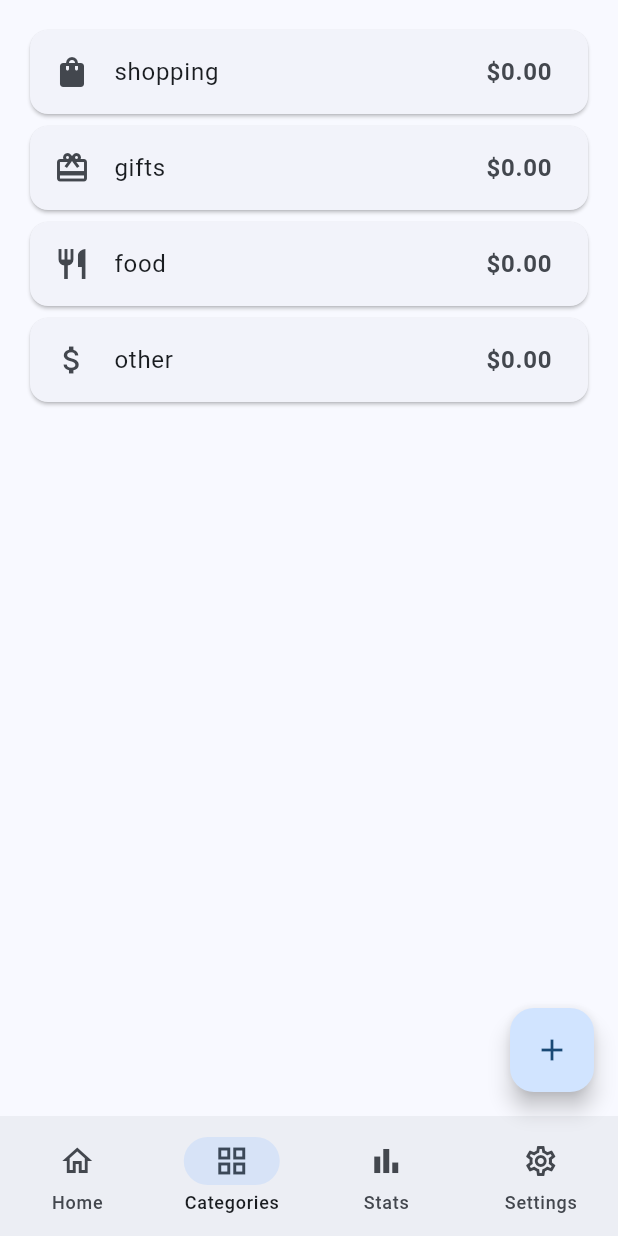
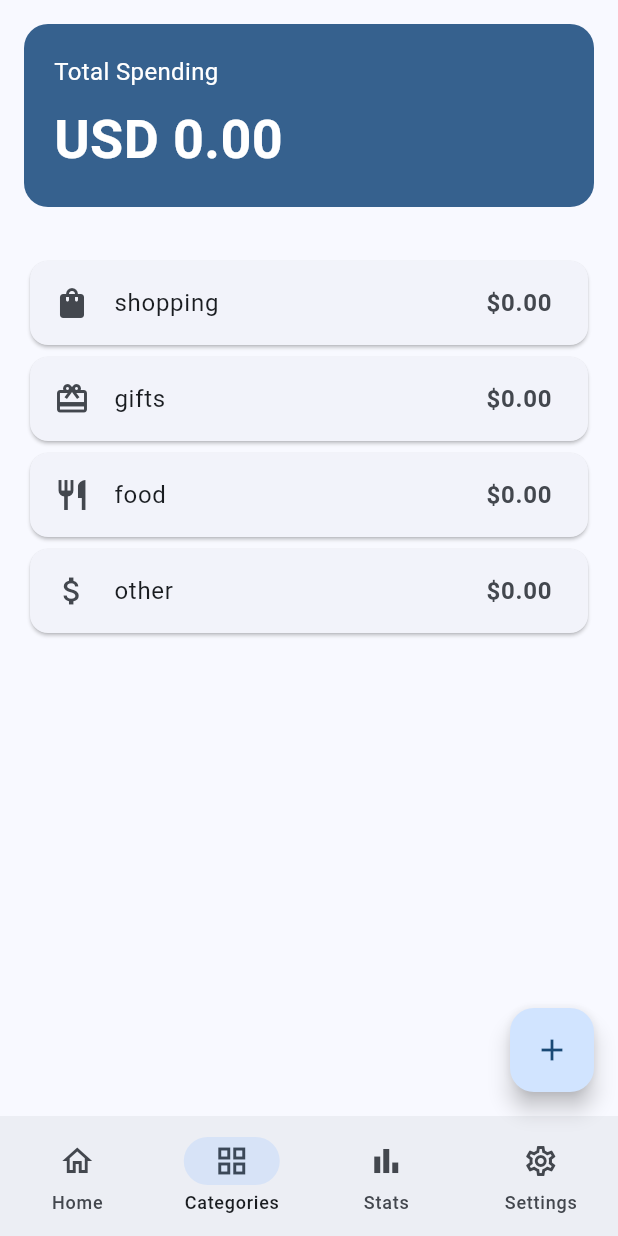
Before and after one commit to ivantrj/budget_mate, a Flutter app: the screen it shows after launch, item 2 of the bottom bar chosen, on a phone screen of 412 x 824 dp. Run offline on Flutter 3.47's test engine with Material 3 defaults, Android fonts, the phone set to English and light mode, and no system bars; our stand-ins replace bloc, fl_chart, flutter_bloc; generated files the repository leaves out were written again.

Commit message:
fix categories and stats screens

```diff
--- a/lib/screens/categories_screen.dart
+++ b/lib/screens/categories_screen.dart
@@ -14,7 +14,44 @@ class CategoriesScreen extends StatelessWidget {
         if (state is ExpenseLoaded) {
           final categoryTotals = _calculateCategoryTotals(state.expenses);
 
-          return ListView.builder(
+          final totalExpenses =
+              categoryTotals.values.fold(0.0, (sum, amount) => sum + amount);
+
+          return SafeArea(
+            child: Column(
+              children: [
+                Container(
+                  width: double.infinity,
+                  margin: const EdgeInsets.all(16),
+                  padding: const EdgeInsets.all(20),
+                  decoration: BoxDecoration(
+                    color: Theme.of(context).colorScheme.primary,
+                    borderRadius: BorderRadius.circular(16),
+                  ),
+                  child: Column(
+                    crossAxisAlignment: CrossAxisAlignment.start,
+                    children: [
+                      const Text(
+                        'Total Spending',
+                        style: TextStyle(
+                          color: Colors.white,
+                          fontSize: 16,
+                        ),
+                      ),
+                      const SizedBox(height: 8),
+                      Text(
+                        'USD ${totalExpenses.toStringAsFixed(2)}',
+                        style: const TextStyle(
+                          color: Colors.white,
+                          fontSize: 36,
+                          fontWeight: FontWeight.bold,
+                        ),
+                      ),
+                    ],
+                  ),
+                ),
+                Expanded(
+                    child: ListView.builder(
                   padding: const EdgeInsets.all(16),
                   itemCount: ExpenseCategory.values.length,
                   itemBuilder: (context, index) {
@@ -35,6 +72,9 @@ class CategoriesScreen extends StatelessWidget {
                       ),
                     );
                   },
+                ))
+              ],
+            ),
           );
         }
         return const Center(child: CircularProgressIndicator());
--- a/lib/screens/stats_screen.dart
+++ b/lib/screens/stats_screen.dart
@@ -13,7 +13,8 @@ class StatsScreen extends StatelessWidget {
     return BlocBuilder<ExpenseBloc, ExpenseState>(
       builder: (context, state) {
         if (state is ExpenseLoaded) {
-          return SingleChildScrollView(
+          return SafeArea(
+            child: SingleChildScrollView(
               padding: const EdgeInsets.all(16),
               child: Column(
                 crossAxisAlignment: CrossAxisAlignment.start,
@@ -24,6 +25,7 @@ class StatsScreen extends StatelessWidget {
                   const SizedBox(height: 24),
                   _buildMonthlyTrend(state.expenses),
                 ],
+              ),
             ),
           );
         }
```
Also changed, not shown: lib/widgets/category_item.dart (added, +123 -0 lines). Lines whose indentation alone changed are shown as unchanged.
